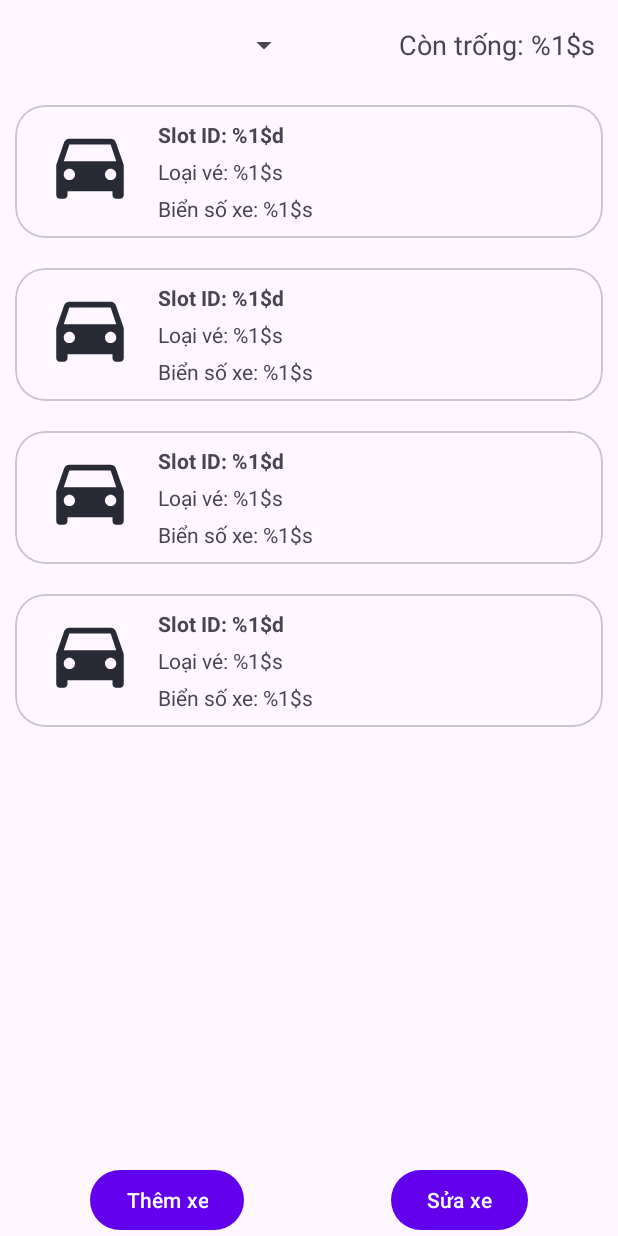
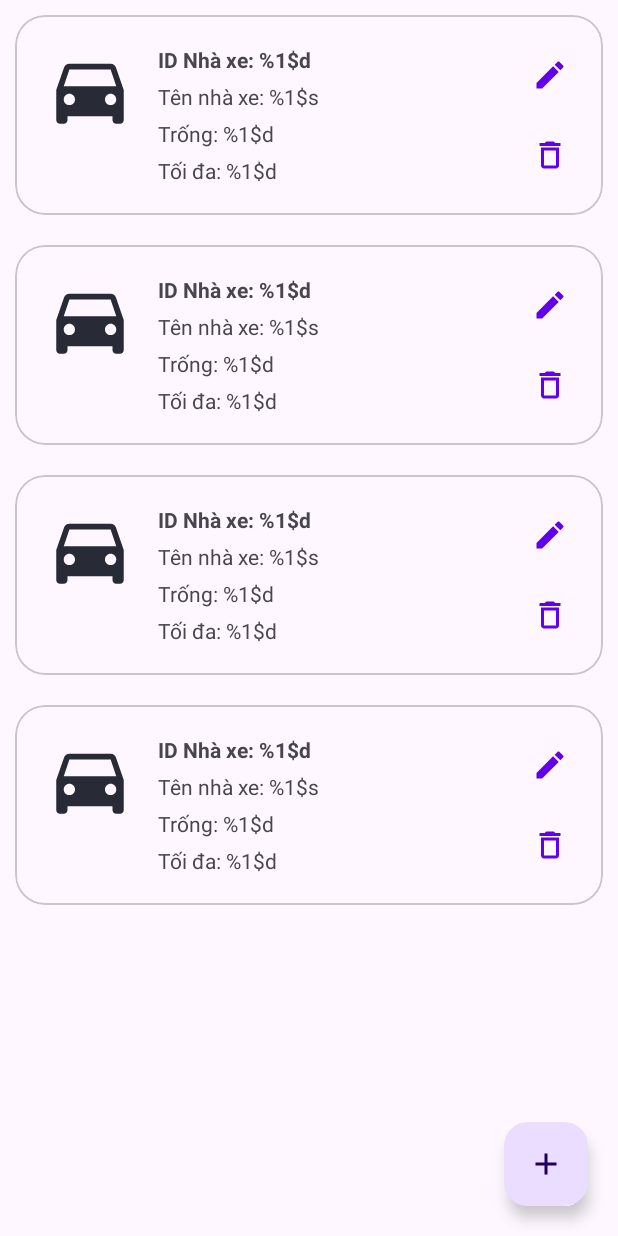
Before and after one commit to nguyennhatminh230801/Android_G3_QuanLyGuiXe, an Android app: the layout fragment_list_parking_lots.xml on its own in the app's theme, with its tools: preview values and no code run, on a phone screen of 412 x 824 dp. Run offline under Robolectric (Android 15) with nearby library versions, the phone set to English and light mode, and no system bars.

Commit message:
refactor(layout): Update Parking lots manager layout

```diff
--- a/app/src/main/res/layout/fragment_add_update_parking_lots.xml
+++ b/app/src/main/res/layout/fragment_add_update_parking_lots.xml
@@ -5,7 +5,7 @@
     android:layout_height="match_parent">
 
     <com.google.android.material.textfield.TextInputLayout
-        android:id="@+id/text_input_ticket_type"
+        android:id="@+id/text_input_parking_lot_name"
         android:layout_width="0dp"
         android:layout_height="wrap_content"
         android:layout_marginHorizontal="@dimen/dp_10"
@@ -20,49 +20,48 @@
         <com.google.android.material.textfield.TextInputEditText
             android:layout_width="match_parent"
             android:layout_height="match_parent"
-            android:hint="@string/text_temp_input_ticket_type" />
+            android:hint="@string/text_temp_input_parking_lot_name" />
     </com.google.android.material.textfield.TextInputLayout>
 
     <com.google.android.material.textfield.TextInputLayout
-        android:id="@+id/text_input_vehicle_number"
+        android:id="@+id/text_input_parking_slot_max"
         android:layout_width="0dp"
         android:layout_height="wrap_content"
         android:layout_marginTop="@dimen/dp_20"
         app:errorEnabled="true"
         app:helperText="@string/text_required"
         app:helperTextTextColor="@color/color_red"
-        app:layout_constraintEnd_toEndOf="@id/text_input_ticket_type"
-        app:layout_constraintStart_toStartOf="@id/text_input_ticket_type"
-        app:layout_constraintTop_toBottomOf="@id/text_input_ticket_type">
+        app:layout_constraintEnd_toEndOf="@id/text_input_parking_lot_name"
+        app:layout_constraintStart_toStartOf="@id/text_input_parking_lot_name"
+        app:layout_constraintTop_toBottomOf="@id/text_input_parking_lot_name">
 
         <com.google.android.material.textfield.TextInputEditText
             android:layout_width="match_parent"
             android:layout_height="match_parent"
-            android:hint="@string/text_temp_input_vehicle_number"
+            android:hint="@string/text_temp_input_parking_slot_max"
             android:inputType="number" />
     </com.google.android.material.textfield.TextInputLayout>
-
 
     <Button
         android:id="@+id/button_add_slot"
         android:layout_width="0dp"
         android:layout_height="wrap_content"
         android:layout_marginBottom="@dimen/dp_10"
-        android:text="@string/text_button_add_vehicle"
+        android:text="@string/text_button_add_parking_lot"
         app:layout_constraintBottom_toTopOf="@id/button_clear_all_info"
-        app:layout_constraintEnd_toEndOf="@id/text_input_ticket_type"
-        app:layout_constraintStart_toStartOf="@id/text_input_ticket_type" />
+        app:layout_constraintEnd_toEndOf="@id/text_input_parking_slot_max"
+        app:layout_constraintStart_toStartOf="@id/text_input_parking_slot_max" />
 
     <Button
         android:id="@+id/button_update_ticket"
         android:layout_width="0dp"
         android:layout_height="wrap_content"
         android:layout_marginBottom="@dimen/dp_10"
-        android:text="@string/text_button_update_vehicle"
+        android:text="@string/text_button_update_parking_lot"
         android:visibility="gone"
         app:layout_constraintBottom_toTopOf="@id/button_clear_all_info"
-        app:layout_constraintEnd_toEndOf="@id/text_input_ticket_type"
-        app:layout_constraintStart_toStartOf="@id/text_input_ticket_type" />
+        app:layout_constraintEnd_toEndOf="@id/text_input_parking_slot_max"
+        app:layout_constraintStart_toStartOf="@id/text_input_parking_slot_max" />
 
     <Button
         android:id="@+id/button_clear_all_info"
@@ -71,6 +70,6 @@
         android:layout_marginBottom="@dimen/dp_20"
         android:text="@string/text_clear_all_info"
         app:layout_constraintBottom_toBottomOf="parent"
-        app:layout_constraintEnd_toEndOf="@id/text_input_ticket_type"
-        app:layout_constraintStart_toStartOf="@id/text_input_ticket_type" />
+        app:layout_constraintEnd_toEndOf="@id/text_input_parking_slot_max"
+        app:layout_constraintStart_toStartOf="@id/text_input_parking_slot_max" />
 </androidx.constraintlayout.widget.ConstraintLayout>
--- a/app/src/main/res/layout/fragment_list_parking_lots.xml
+++ b/app/src/main/res/layout/fragment_list_parking_lots.xml
@@ -5,33 +5,19 @@
     android:layout_width="match_parent"
     android:layout_height="match_parent">
 
-    <Spinner
-        android:id="@+id/spinner_parking_lot"
-        android:layout_width="@dimen/dp_200"
-        android:layout_height="@dimen/dp_60"
-        app:layout_constraintStart_toStartOf="parent"
-        app:layout_constraintTop_toTopOf="parent" />
-
-    <TextView
-        android:id="@+id/text_total_slot"
-        android:layout_width="@dimen/dp_200"
-        android:layout_height="@dimen/dp_60"
-        android:layout_marginEnd="@dimen/dp_20"
-        android:gravity="center_vertical"
-        android:text="@string/text_temp_total_slot"
-        android:textAlignment="textEnd"
-        android:textSize="18sp"
-        app:layout_constraintEnd_toEndOf="parent"
-        app:layout_constraintHorizontal_bias="0.5"
-        app:layout_constraintStart_toEndOf="@id/spinner_parking_lot"
-        app:layout_constraintTop_toTopOf="parent"
-        tools:ignore="RtlCompat" />
+    <androidx.recyclerview.widget.RecyclerView
+        android:id="@+id/recycler_view_parking_lots"
+        android:layout_width="match_parent"
+        android:layout_height="match_parent"
+        app:layoutManager="androidx.recyclerview.widget.LinearLayoutManager"
+        tools:itemCount="4"
+        tools:listitem="@layout/item_parking_lot_layout" />
 
     <TextView
         android:id="@+id/text_empty_tickets"
         android:layout_width="wrap_content"
         android:layout_height="wrap_content"
-        android:text="@string/text_temp_empty_slot"
+        android:text="@string/text_temp_empty_parking_lot"
         android:textSize="@dimen/sp_18"
         android:visibility="gone"
         app:layout_constraintBottom_toBottomOf="parent"
@@ -39,35 +25,14 @@
         app:layout_constraintStart_toStartOf="parent"
         app:layout_constraintTop_toTopOf="parent" />
 
-    <androidx.recyclerview.widget.RecyclerView
-        android:id="@+id/recycler_view_parking_slot"
-        android:layout_width="match_parent"
-        android:layout_height="wrap_content"
-        app:layoutManager="androidx.recyclerview.widget.LinearLayoutManager"
-        app:layout_constraintTop_toBottomOf="@id/spinner_parking_lot"
-        tools:itemCount="4"
-        tools:listitem="@layout/item_parking_slot_layout">
-
-    </androidx.recyclerview.widget.RecyclerView>
-
-    <Button
-        android:id="@+id/button_add_vehicle"
+    <com.google.android.material.floatingactionbutton.FloatingActionButton
+        android:id="@+id/button_add_parking_lot"
         android:layout_width="wrap_content"
         android:layout_height="wrap_content"
-        android:layout_marginStart="@dimen/dp_60"
-        android:text="@string/text_button_add_vehicle"
+        android:layout_marginEnd="@dimen/dp_20"
+        android:layout_marginBottom="@dimen/dp_20"
+        android:contentDescription="@string/text_content_description_add_parking_lot"
+        android:src="@drawable/ic_add"
         app:layout_constraintBottom_toBottomOf="parent"
-        app:layout_constraintStart_toStartOf="parent" />
-
-    <Button
-        android:id="@+id/button_edit_vehicle"
-        android:layout_width="wrap_content"
-        android:layout_height="wrap_content"
-        android:layout_marginEnd="@dimen/dp_60"
-        android:text="@string/text_button_update_vehicle"
-        app:layout_constraintBottom_toBottomOf="parent"
-        app:layout_constraintEnd_toEndOf="parent"
-        tools:layout_editor_absoluteX="274dp"
-        tools:layout_editor_absoluteY="525dp" />
-
+        app:layout_constraintEnd_toEndOf="parent" />
 </androidx.constraintlayout.widget.ConstraintLayout>
--- /dev/null
+++ b/app/src/main/res/layout/item_parking_lot_layout.xml
@@ -0,0 +1,88 @@
+<?xml version="1.0" encoding="utf-8"?>
+<com.google.android.material.card.MaterialCardView xmlns:android="http://schemas.android.com/apk/res/android"
+    android:layout_width="match_parent"
+    android:layout_height="wrap_content"
+    xmlns:app="http://schemas.android.com/apk/res-auto"
+    xmlns:tools="http://schemas.android.com/tools"
+    app:cardCornerRadius="@dimen/dp_20"
+    android:elevation="@dimen/dp_20"
+    android:layout_margin="@dimen/dp_10">
+
+    <androidx.constraintlayout.widget.ConstraintLayout
+        android:layout_width="match_parent"
+        android:layout_height="match_parent">
+
+        <ImageView
+            android:id="@+id/image_single_car"
+            android:layout_width="@dimen/dp_60"
+            android:layout_height="@dimen/dp_60"
+            android:src="@drawable/ic_single_car_selected"
+            app:layout_constraintStart_toStartOf="parent"
+            app:layout_constraintTop_toTopOf="parent"
+            android:layout_marginStart="@dimen/dp_20"
+            android:layout_marginTop="@dimen/dp_20" />
+
+        <TextView
+            android:id="@+id/text_parking_lot_id"
+            android:layout_width="0dp"
+            android:layout_height="wrap_content"
+            app:layout_constraintStart_toEndOf="@id/image_single_car"
+            app:layout_constraintTop_toTopOf="@id/image_single_car"
+            app:layout_constraintEnd_toStartOf="@id/button_update_parking_lot"
+            android:layout_marginStart="@dimen/dp_15"
+            android:textStyle="bold"
+            tools:text="@string/text_temp_parking_lot_id" />
+
+        <TextView
+            android:id="@+id/text_parking_lot_name"
+            android:layout_width="0dp"
+            android:layout_height="wrap_content"
+            app:layout_constraintStart_toStartOf="@id/text_parking_lot_id"
+            app:layout_constraintTop_toBottomOf="@id/text_parking_lot_id"
+            app:layout_constraintEnd_toStartOf="@id/button_update_parking_lot"
+            android:layout_marginTop="@dimen/dp_5"
+            tools:text="@string/text_temp_parking_lot_name" />
+
+        <TextView
+            android:id="@+id/text_parking_slot_available"
+            android:layout_width="0dp"
+            android:layout_height="wrap_content"
+            app:layout_constraintStart_toStartOf="@id/text_parking_lot_name"
+            app:layout_constraintTop_toBottomOf="@id/text_parking_lot_name"
+            app:layout_constraintEnd_toStartOf="@id/button_update_parking_lot"
+            android:layout_marginTop="@dimen/dp_5"
+            tools:text="@string/text_temp_parking_slot_available" />
+
+        <TextView
+            android:id="@+id/text_parking_slot_max"
+            android:layout_width="0dp"
+            android:layout_height="wrap_content"
+            app:layout_constraintStart_toStartOf="@id/text_parking_slot_available"
+            app:layout_constraintTop_toBottomOf="@id/text_parking_slot_available"
+            app:layout_constraintEnd_toStartOf="@id/button_update_parking_lot"
+            app:layout_constraintBottom_toBottomOf="parent"
+            android:layout_marginTop="@dimen/dp_5"
+            android:layout_marginBottom="@dimen/dp_20"
+            tools:text="@string/text_temp_parking_slot_max" />
+
+        <ImageButton
+            android:id="@+id/button_update_parking_lot"
+            android:layout_width="@dimen/dp_40"
+            android:layout_height="@dimen/dp_40"
+            android:background="@color/color_transparent"
+            android:src="@drawable/ic_edit"
+            app:layout_constraintEnd_toEndOf="parent"
+            app:layout_constraintTop_toTopOf="@id/text_parking_lot_id"
+            android:layout_marginEnd="@dimen/dp_15"/>
+
+        <ImageButton
+            android:id="@+id/button_delete_parking_lot"
+            android:layout_width="@dimen/dp_40"
+            android:layout_height="@dimen/dp_40"
+            android:background="@color/color_transparent"
+            android:src="@drawable/ic_delete"
+            app:layout_constraintEnd_toEndOf="parent"
+            app:layout_constraintBottom_toBottomOf="@id/text_parking_slot_max"
+            android:layout_marginEnd="@dimen/dp_15"/>
+    </androidx.constraintlayout.widget.ConstraintLayout>
+</com.google.android.material.card.MaterialCardView>
--- a/app/src/main/res/layout/item_parking_slot_layout.xml
+++ /dev/null
@@ -1,55 +0,0 @@
-<?xml version="1.0" encoding="utf-8"?>
-<com.google.android.material.card.MaterialCardView xmlns:android="http://schemas.android.com/apk/res/android"
-    xmlns:app="http://schemas.android.com/apk/res-auto"
-    xmlns:tools="http://schemas.android.com/tools"
-    android:layout_width="match_parent"
-    android:layout_height="wrap_content"
-    android:layout_margin="@dimen/dp_10"
-    android:elevation="@dimen/dp_20"
-    app:cardCornerRadius="@dimen/dp_20">
-
-    <androidx.constraintlayout.widget.ConstraintLayout
-        android:layout_width="match_parent"
-        android:layout_height="match_parent">
-
-        <ImageView
-            android:id="@+id/image_single_car"
-            android:layout_width="@dimen/dp_60"
-            android:layout_height="@dimen/dp_60"
-            android:layout_marginStart="@dimen/dp_20"
-            android:layout_marginTop="@dimen/dp_10"
-            android:src="@drawable/ic_single_car_selected"
-            app:layout_constraintStart_toStartOf="parent"
-            app:layout_constraintTop_toTopOf="parent" />
-
-        <TextView
-            android:id="@+id/text_slot_id"
-            android:layout_width="0dp"
-            android:layout_height="wrap_content"
-            android:layout_marginStart="@dimen/dp_15"
-            android:textStyle="bold"
-            app:layout_constraintStart_toEndOf="@id/image_single_car"
-            app:layout_constraintTop_toTopOf="@id/image_single_car"
-            tools:text="@string/text_temp_slot_id" />
-
-        <TextView
-            android:id="@+id/text_ticket_type"
-            android:layout_width="0dp"
-            android:layout_height="wrap_content"
-            android:layout_marginTop="@dimen/dp_5"
-            app:layout_constraintStart_toStartOf="@id/text_slot_id"
-            app:layout_constraintTop_toBottomOf="@id/text_slot_id"
-            tools:text="@string/text_temp_ticket_type" />
-
-        <TextView
-            android:id="@+id/text_vehicle_number"
-            android:layout_width="0dp"
-            android:layout_height="wrap_content"
-            android:layout_marginTop="@dimen/dp_5"
-            android:layout_marginBottom="@dimen/dp_10"
-            app:layout_constraintBottom_toBottomOf="parent"
-            app:layout_constraintStart_toStartOf="@id/text_ticket_type"
-            app:layout_constraintTop_toBottomOf="@id/text_ticket_type"
-            tools:text="@string/text_temp_vehicle_number" />
-    </androidx.constraintlayout.widget.ConstraintLayout>
-</com.google.android.material.card.MaterialCardView>
--- a/app/src/main/res/values/strings.xml
+++ b/app/src/main/res/values/strings.xml
@@ -41,11 +41,14 @@
     <string name="text_employee_date_of_birth">Ngày sinh: %1$s</string>
     <string name="text_employee_phone_number">SĐT: %1$s</string>
     <string name="text_employee_email">Email: %1$s</string>
-    <string name="text_temp_total_slot">Còn trống: %1$s</string>
-    <string name="text_temp_empty_slot">Nhà xe trống!!</string>
-    <string name="text_temp_slot_id">Slot ID: %1$d</string>
-    <string name="text_temp_vehicle_number">Biển số xe: %1$s</string>
-    <string name="text_temp_input_vehicle_number">Biển số xe</string>
-    <string name="text_button_add_vehicle">Thêm xe</string>
-    <string name="text_button_update_vehicle">Sửa xe</string>
+    <string name="text_temp_empty_parking_lot">Nhà xe trống!!</string>
+    <string name="text_temp_parking_lot_id">ID Nhà xe: %1$d</string>
+    <string name="text_temp_parking_lot_name">Tên nhà xe: %1$s</string>
+    <string name="text_button_update_parking_lot">Sửa nhà xe</string>
+    <string name="text_button_add_parking_lot">Thêm nhà xe</string>
+    <string name="text_temp_input_parking_lot_name">Tên nhà xe</string>
+    <string name="text_temp_parking_slot_available">Trống: %1$d</string>
+    <string name="text_temp_parking_slot_max">Tối đa: %1$d</string>
+    <string name="text_content_description_add_parking_lot">Thêm nhà xe</string>
+    <string name="text_temp_input_parking_slot_max">Số vị trí tối đa</string>
 </resources>
```
